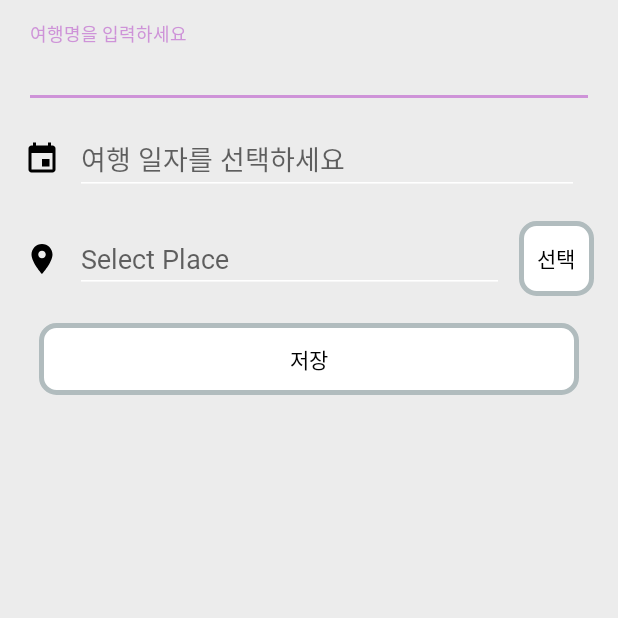
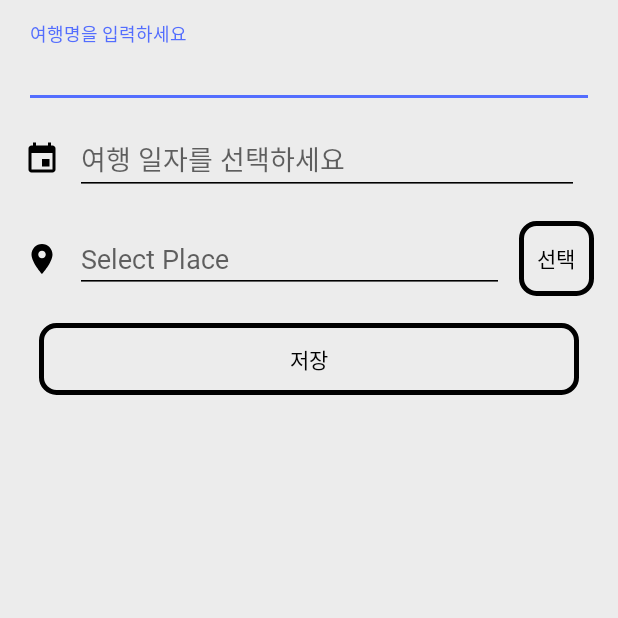
Before and after one commit to riwltnchgo0625/Busan_Travel, an Android app: the AddNewTripActivity screen opened directly, with no data from a screen before it, on a phone screen of 412 x 824 dp, the top half of it. Run offline under Robolectric (Android 15) with nearby library versions, the phone set to English and light mode, and no system bars; libraries missing offline, so code that uses them is left out: com.afollestad.materialdialogs; network calls fail.

Commit message:
전체적 수정2

```diff
--- a/app/src/main/java/com/example/busanapp/ui/home/ChecklistFragment.java
+++ b/app/src/main/java/com/example/busanapp/ui/home/ChecklistFragment.java
@@ -41,7 +41,7 @@ public class ChecklistFragment extends Fragment {
 
         //데이터 준비
         items = new ArrayList<String>();
-        items.add("폴라로이드");
+        items.add("멀미약");
         items.add("카드지갑");
         items.add("세안도구");
 
--- a/app/src/main/res/drawable/round_border.xml
+++ b/app/src/main/res/drawable/round_border.xml
@@ -1,7 +1,7 @@
 <?xml version="1.0" encoding="UTF-8"?>
 <shape xmlns:android="http://schemas.android.com/apk/res/android">
-    <solid android:color="#FFFFFF"/>
-    <stroke android:width="3dip" android:color="#B1BCBE" />
+    <solid android:color="#ECECEC"/>
+    <stroke android:width="3dip" android:color="#000000" />
     <corners android:radius="10dip"/>
     <padding android:left="0dip" android:top="0dip" android:right="0dip" android:bottom="0dip" />
 </shape>
--- a/app/src/main/res/layout/checklist.xml
+++ b/app/src/main/res/layout/checklist.xml
@@ -4,7 +4,7 @@
     xmlns:android="http://schemas.android.com/apk/res/android"
     xmlns:app="http://schemas.android.com/apk/res-auto"
     xmlns:tools="http://schemas.android.com/tools"
-    android:background="@color/quantum_grey300"
+    android:background="#FAFFFF"
     android:layout_width="match_parent"
     android:layout_height="match_parent">
 
--- a/app/src/main/res/menu/activity_main_drawer.xml
+++ b/app/src/main/res/menu/activity_main_drawer.xml
@@ -13,6 +13,7 @@
     <item android:title="@string/menu_checklist">
         <menu>
             <item
+
                 android:id="@+id/nav_checklist"
                 android:checkable="true"
                 android:icon="@drawable/checklist"
@@ -45,6 +46,7 @@
     <item android:title="@string/menu_diary">
         <menu>
             <item
+                android:checkable="true"
                 android:id="@+id/nav_calendar"
                 android:icon="@drawable/diary_icon"
                 android:title="@string/menu_diary_sub" />
--- a/app/src/main/res/values/colors.xml
+++ b/app/src/main/res/values/colors.xml
@@ -2,9 +2,9 @@
 <resources>
     <color name="colorPrimary">#6200EE</color>
     <color name="colorPrimaryDark">#3700B3</color>
-    <color name="colorAccent">#CE93D8</color>
+    <color name="colorAccent">#536DFE</color>
 
-    <color name="MainColor">#404A7C</color>
+    <color name="MainColor">#0069FB</color>
 
     <!-- 캘린더 -->
     <color name="color_GridLine">#66BDBDBD</color>
--- a/app/src/main/res/values/styles.xml
+++ b/app/src/main/res/values/styles.xml
@@ -8,7 +8,7 @@
         <item name="colorPrimary">@android:color/black</item>
         <item name="colorPrimaryDark">#404A7C</item>     <!--상태바 : 시계 ( 맨 위 )-->
         <item name="colorAccent">@color/colorAccent</item>
-        <item name="android:textColorSecondary">@android:color/white</item>
+        <item name="android:textColorSecondary">@android:color/black</item>
 
         <item name="android:textViewStyle">@style/customTextViewFontStyle</item>
         <item name="android:buttonStyle">@style/customButtonFontStyle</item>
```
Also changed, not shown: app/src/main/res/layout/fragment_home.xml (+4 -4 lines).
